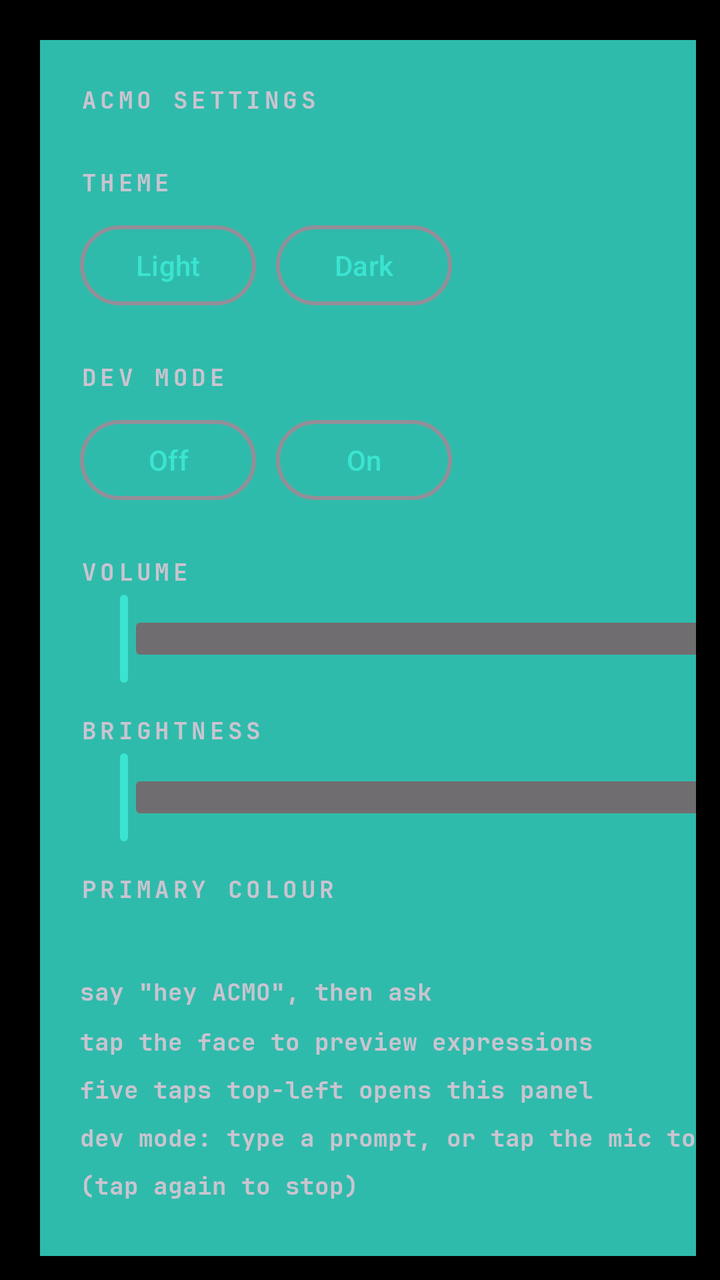
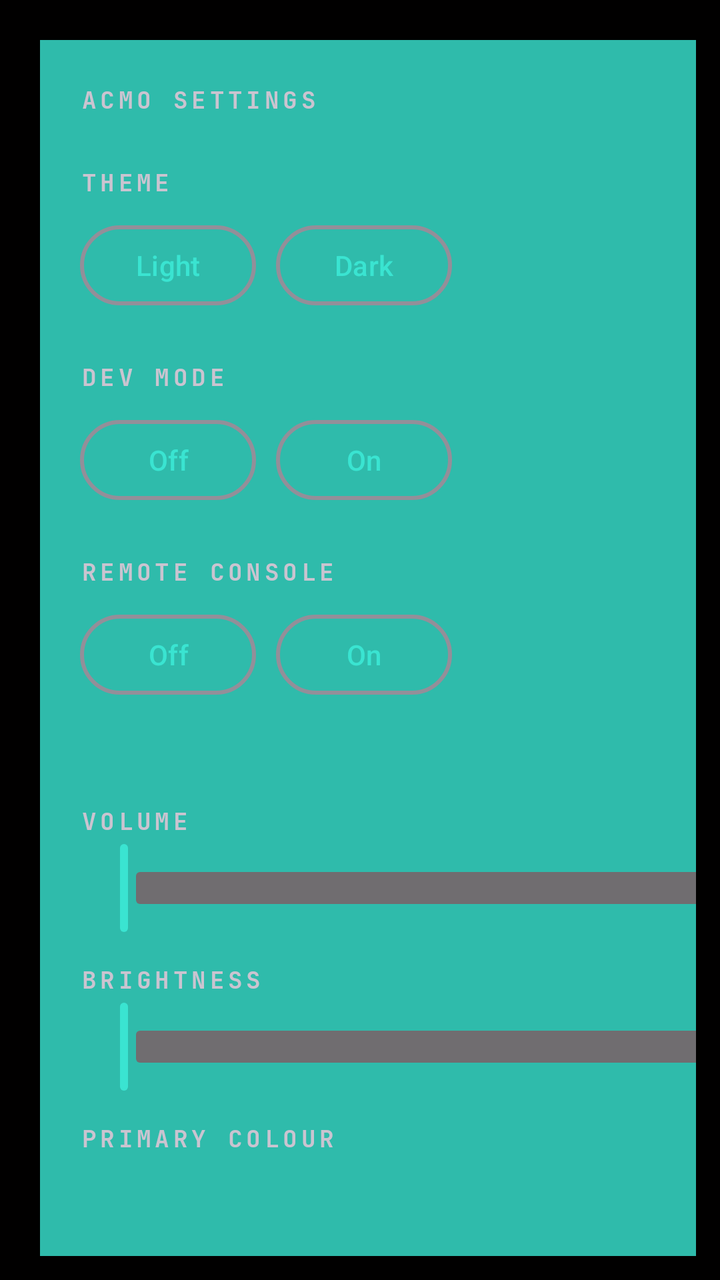

An Android layout rendered at two revisions. The XML below is the earlier revision; the diff shows what the commit changed to produce the second picture.
<!-- AndroidManifest.xml: application theme Theme.Acmo -->
<!-- res/layout/view_settings.xml -->
<?xml version="1.0" encoding="utf-8"?>
<FrameLayout xmlns:android="http://schemas.android.com/apk/res/android"
    android:layout_width="wrap_content"
    android:layout_height="wrap_content"
    android:padding="12dp">

    
    <View
        android:id="@+id/settingsShadow"
        android:layout_width="@dimen/settings_card_width"
        android:layout_height="match_parent"
        android:background="@color/acm_teal_mid"
        android:translationX="8dp"
        android:translationY="8dp" />

    <LinearLayout
        android:id="@+id/settingsCard"
        android:layout_width="@dimen/settings_card_width"
        android:layout_height="wrap_content"
        android:orientation="vertical"
        android:padding="28dp">

        <TextView
            android:id="@+id/titleText"
            style="@style/Eyebrow"
            android:text="@string/settings_title" />

        <TextView
            android:id="@+id/labelTheme"
            style="@style/Eyebrow"
            android:layout_marginTop="22dp"
            android:text="@string/settings_theme" />

        <LinearLayout
            android:layout_width="match_parent"
            android:layout_height="wrap_content"
            android:layout_marginTop="8dp"
            android:orientation="horizontal">

            <com.google.android.material.button.MaterialButton
                android:id="@+id/btnLight"
                style="@style/Pill"
                android:text="@string/settings_light" />

            <com.google.android.material.button.MaterialButton
                android:id="@+id/btnDark"
                style="@style/Pill"
                android:layout_marginStart="10dp"
                android:text="@string/settings_dark" />
        </LinearLayout>

        <TextView
            android:id="@+id/labelDev"
            style="@style/Eyebrow"
            android:layout_marginTop="22dp"
            android:text="@string/settings_dev" />

        <LinearLayout
            android:layout_width="match_parent"
            android:layout_height="wrap_content"
            android:layout_marginTop="8dp"
            android:orientation="horizontal">

            <com.google.android.material.button.MaterialButton
                android:id="@+id/btnDevOff"
                style="@style/Pill"
                android:text="@string/settings_off" />

            <com.google.android.material.button.MaterialButton
                android:id="@+id/btnDevOn"
                style="@style/Pill"
                android:layout_marginStart="10dp"
                android:text="@string/settings_on" />
        </LinearLayout>

        <TextView
            android:id="@+id/labelVolume"
            style="@style/Eyebrow"
            android:layout_marginTop="22dp"
            android:text="@string/settings_volume" />

        <com.google.android.material.slider.Slider
            android:id="@+id/sliderVolume"
            style="@style/SettingSlider"
            android:stepSize="1"
            android:valueFrom="0"
            android:valueTo="100" />

        <TextView
            android:id="@+id/labelBrightness"
            style="@style/Eyebrow"
            android:layout_marginTop="12dp"
            android:text="@string/settings_brightness" />

        <com.google.android.material.slider.Slider
            android:id="@+id/sliderBrightness"
            style="@style/SettingSlider"
            android:stepSize="1"
            android:valueFrom="5"
            android:valueTo="100" />

        <TextView
            android:id="@+id/labelColour"
            style="@style/Eyebrow"
            android:layout_marginTop="12dp"
            android:text="@string/settings_colour" />

        
        <LinearLayout
            android:id="@+id/swatches"
            android:layout_width="match_parent"
            android:layout_height="wrap_content"
            android:layout_marginTop="10dp"
            android:orientation="horizontal" />

        <TextView
            android:id="@+id/hintText"
            android:layout_width="match_parent"
            android:layout_height="wrap_content"
            android:layout_marginTop="22dp"
            android:fontFamily="@font/jetbrains_mono_bold"
            android:lineSpacingMultiplier="1.5"
            android:text="@string/settings_hint"
            android:textSize="12sp" />

        <com.google.android.material.button.MaterialButton
            android:id="@+id/btnClose"
            style="@style/Pill"
            android:layout_marginTop="18dp"
            android:text="@string/settings_close" />
    </LinearLayout>
</FrameLayout>
<!-- resources referenced by this layout -->
<resources>
  <color name="acm_teal_mid">#2FBBAB</color>
  <dimen name="settings_card_width">520dp</dimen>
  <string name="settings_brightness">Brightness</string>
  <string name="settings_close">Close</string>
  <string name="settings_colour">Primary colour</string>
  <string name="settings_dark">Dark</string>
  <string name="settings_dev">Dev mode</string>
  <string name="settings_hint">say \"hey ACMO\", then ask\ntap the face to preview expressions\nfive taps top-left opens this panel\ndev mode: type a prompt, or tap the mic to skip the wake word (tap again to stop)</string>
  <string name="settings_light">Light</string>
  <string name="settings_off">Off</string>
  <string name="settings_on">On</string>
  <string name="settings_theme">Theme</string>
  <string name="settings_title">ACMO settings</string>
  <string name="settings_volume">Volume</string>
  <style name="Eyebrow">
          <item name="android:layout_width">wrap_content</item>
          <item name="android:layout_height">wrap_content</item>
          <item name="android:fontFamily">@font/jetbrains_mono_bold</item>
          <item name="android:textSize">12sp</item>
          <item name="android:letterSpacing">0.15</item>
          <item name="android:textAllCaps">true</item>
      </style>
  <style name="Pill" parent="Widget.Material3.Button.OutlinedButton">
          <item name="android:layout_width">wrap_content</item>
          <item name="android:layout_height">wrap_content</item>
          <item name="android:paddingLeft">22dp</item>
          <item name="android:paddingRight">22dp</item>
          <item name="android:textSize">14sp</item>
          <item name="android:textAllCaps">false</item>
          <item name="strokeWidth">2dp</item>
          <item name="cornerRadius">9999dp</item>
      </style>
  <style name="SettingSlider" parent="Widget.Material3.Slider">
          <item name="android:layout_width">match_parent</item>
          <item name="android:layout_height">wrap_content</item>
          <item name="labelBehavior">gone</item>
          <item name="tickVisible">false</item>
          <item name="trackColorActive">@color/acm_teal</item>
          <item name="trackColorInactive">@color/light_gray</item>
          <item name="thumbColor">@color/acm_teal</item>
          <item name="haloColor">#332FBBAB</item>
      </style>
  <style name="Theme.Acmo" parent="Theme.Material3.Dark.NoActionBar">
          <item name="colorPrimary">@color/acm_teal</item>
          <item name="colorOnPrimary">@color/ink</item>
          <item name="android:windowBackground">@color/ink</item>
          <item name="android:statusBarColor">@android:color/transparent</item>
          <item name="android:navigationBarColor">@android:color/transparent</item>
      </style>
  <color name="acm_teal">#3AE4D1</color>
  <color name="light_gray">#706D70</color>
  <color name="ink">#010000</color>
</resources>

<!-- the commit's change to res/layout/view_settings.xml (unified diff, before → after) -->
@@ -74,6 +74,39 @@
         </LinearLayout>
 
         <TextView
+            android:id="@+id/labelRemote"
+            style="@style/Eyebrow"
+            android:layout_marginTop="22dp"
+            android:text="@string/settings_remote" />
+
+        <LinearLayout
+            android:layout_width="match_parent"
+            android:layout_height="wrap_content"
+            android:layout_marginTop="8dp"
+            android:orientation="horizontal">
+
+            <com.google.android.material.button.MaterialButton
+                android:id="@+id/btnRemoteOff"
+                style="@style/Pill"
+                android:text="@string/settings_off" />
+
+            <com.google.android.material.button.MaterialButton
+                android:id="@+id/btnRemoteOn"
+                style="@style/Pill"
+                android:layout_marginStart="10dp"
+                android:text="@string/settings_on" />
+        </LinearLayout>
+
+        
+        <TextView
+            android:id="@+id/remoteAddress"
+            android:layout_width="match_parent"
+            android:layout_height="wrap_content"
+            android:layout_marginTop="8dp"
+            android:fontFamily="@font/jetbrains_mono_bold"
+            android:textSize="12sp" />
+
+        <TextView
             android:id="@+id/labelVolume"
             style="@style/Eyebrow"
             android:layout_marginTop="22dp"
<!-- resource entries referenced after the edit -->
@@ -11,6 +11,7 @@
   <string name="settings_light">Light</string>
   <string name="settings_off">Off</string>
   <string name="settings_on">On</string>
+  <string name="settings_remote">Remote console</string>
   <string name="settings_theme">Theme</string>
   <string name="settings_title">ACMO settings</string>
   <string name="settings_volume">Volume</string>
